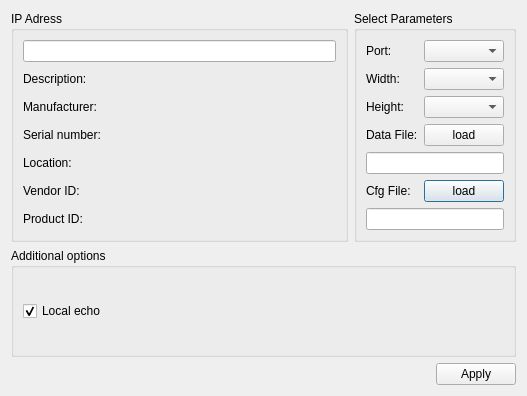
Qt form settingsdialog.ui (sunbibei/visualizer) before a commit.
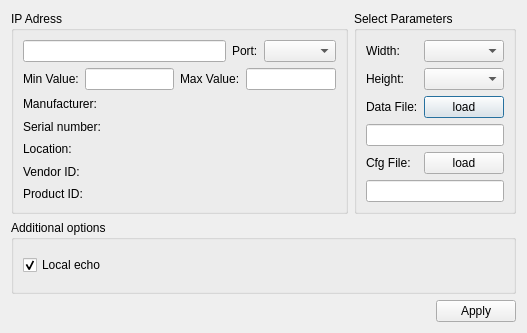
The same form after that commit.

```diff
--- a/settingsdialog.ui
+++ b/settingsdialog.ui
@@ -7,9 +7,15 @@
     <x>0</x>
     <y>0</y>
     <width>527</width>
-    <height>396</height>
+    <height>333</height>
    </rect>
   </property>
+  <property name="sizePolicy">
+   <sizepolicy hsizetype="Fixed" vsizetype="Fixed">
+    <horstretch>0</horstretch>
+    <verstretch>0</verstretch>
+   </sizepolicy>
+  </property>
   <property name="windowTitle">
    <string>Settings</string>
   </property>
@@ -20,50 +26,81 @@
       <string>IP Adress</string>
      </property>
      <layout class="QGridLayout" name="gridLayout">
-      <item row="5" column="0">
+      <item row="3" column="0">
+       <widget class="QLabel" name="manufacturerLabel">
+        <property name="text">
+         <string>Manufacturer:</string>
+        </property>
+       </widget>
+      </item>
+      <item row="6" column="0">
        <widget class="QLabel" name="vidLabel">
         <property name="text">
          <string>Vendor ID:</string>
         </property>
        </widget>
       </item>
-      <item row="4" column="0">
+      <item row="5" column="0">
        <widget class="QLabel" name="locationLabel">
         <property name="text">
          <string>Location:</string>
         </property>
        </widget>
       </item>
-      <item row="3" column="0">
+      <item row="4" column="0">
        <widget class="QLabel" name="serialNumberLabel">
         <property name="text">
          <string>Serial number:</string>
         </property>
        </widget>
       </item>
-      <item row="2" column="0">
-       <widget class="QLabel" name="manufacturerLabel">
-        <property name="text">
-         <string>Manufacturer:</string>
-        </property>
-       </widget>
-      </item>
       <item row="1" column="0">
-       <widget class="QLabel" name="descriptionLabel">
-        <property name="text">
-         <string>Description:</string>
-        </property>
-       </widget>
+       <layout class="QHBoxLayout" name="horizontalLayout_2">
+        <item>
+         <widget class="QLineEdit" name="ipText"/>
+        </item>
+        <item>
+         <widget class="QLabel" name="portLabel">
+          <property name="text">
+           <string>Port:</string>
+          </property>
+         </widget>
+        </item>
+        <item>
+         <widget class="QComboBox" name="portBox"/>
+        </item>
+       </layout>
       </item>
-      <item row="6" column="0">
+      <item row="7" column="0">
        <widget class="QLabel" name="pidLabel">
         <property name="text">
          <string>Product ID:</string>
         </property>
        </widget>
       </item>
-      <item row="0" column="0">
-       <widget class="QLineEdit" name="ipText"/>
+      <item row="2" column="0">
+       <layout class="QHBoxLayout" name="horizontalLayout_5">
+        <item>
+         <widget class="QLabel" name="label_4">
+          <property name="text">
+           <string>Min Value:</string>
+          </property>
+         </widget>
+        </item>
+        <item>
+         <widget class="QLineEdit" name="minTxt"/>
+        </item>
+        <item>
+         <widget class="QLabel" name="label_3">
+          <property name="text">
+           <string>Max Value:</string>
+          </property>
+         </widget>
+        </item>
+        <item>
+         <widget class="QLineEdit" name="maxTxt"/>
+        </item>
+       </layout>
       </item>
      </layout>
     </widget>
@@ -74,20 +111,6 @@
       <string>Select Parameters</string>
      </property>
      <layout class="QGridLayout" name="gridLayout_2">
-      <item row="5" column="1">
-       <widget class="QPushButton" name="btnCfgLoad">
-        <property name="text">
-         <string>load</string>
-        </property>
-       </widget>
-      </item>
-      <item row="1" column="0">
-       <widget class="QLabel" name="widthLabel">
-        <property name="text">
-         <string>Width:</string>
-        </property>
-       </widget>
-      </item>
       <item row="3" column="0">
        <widget class="QLabel" name="label">
         <property name="text">
@@ -95,8 +118,32 @@
         </property>
        </widget>
       </item>
-      <item row="0" column="1">
-       <widget class="QComboBox" name="portBox"/>
+      <item row="1" column="1">
+       <widget class="QComboBox" name="widthBox"/>
+      </item>
+      <item row="3" column="1">
+       <widget class="QPushButton" name="btnDataLoad">
+        <property name="text">
+         <string>load</string>
+        </property>
+       </widget>
+      </item>
+      <item row="1" column="0">
+       <widget class="QLabel" name="widthLabel">
+        <property name="text">
+         <string>Width:</string>
+        </property>
+       </widget>
+      </item>
+      <item row="6" column="0" colspan="2">
+       <widget class="QLineEdit" name="cfgpath"/>
+      </item>
+      <item row="5" column="1">
+       <widget class="QPushButton" name="btnCfgLoad">
+        <property name="text">
+         <string>load</string>
+        </property>
+       </widget>
       </item>
       <item row="4" column="0" colspan="2">
        <widget class="QLineEdit" name="datapath"/>
@@ -111,23 +158,6 @@
         </property>
        </widget>
       </item>
-      <item row="0" column="0">
-       <widget class="QLabel" name="portLabel">
-        <property name="text">
-         <string>Port:</string>
-        </property>
-       </widget>
-      </item>
-      <item row="3" column="1">
-       <widget class="QPushButton" name="btnDataLoad">
-        <property name="text">
-         <string>load</string>
-        </property>
-       </widget>
-      </item>
-      <item row="1" column="1">
-       <widget class="QComboBox" name="widthBox"/>
-      </item>
       <item row="2" column="0">
        <widget class="QLabel" name="heightLabel">
         <property name="text">
@@ -135,9 +165,6 @@
         </property>
        </widget>
       </item>
-      <item row="6" column="0" colspan="2">
-       <widget class="QLineEdit" name="cfgpath"/>
-      </item>
      </layout>
     </widget>
    </item>
```
